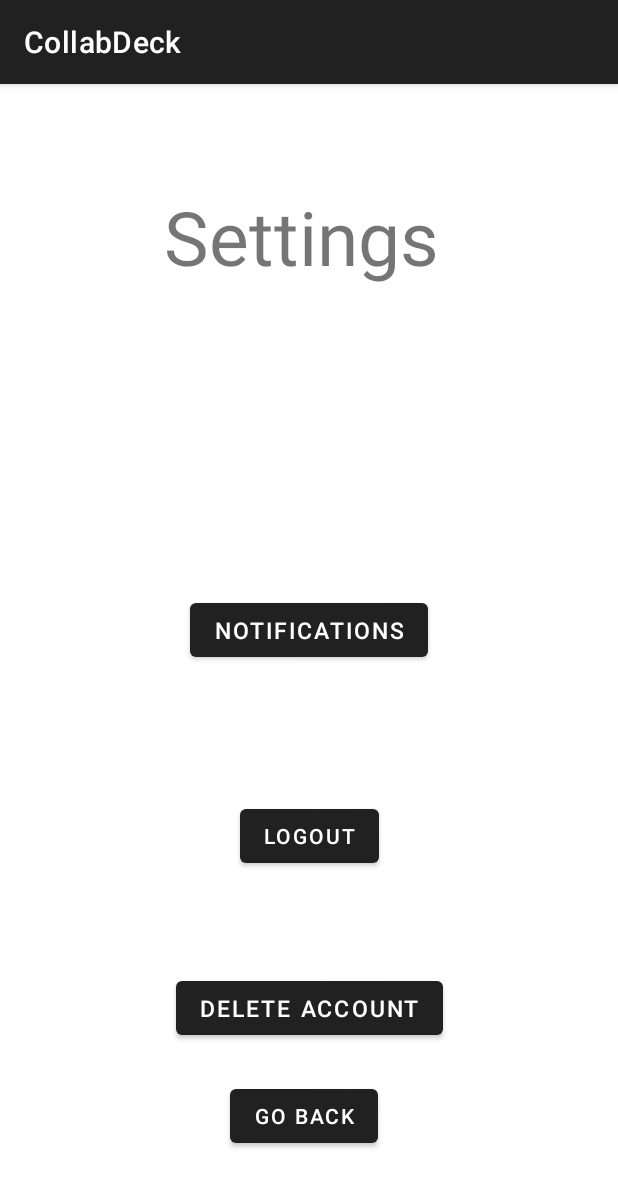
After one commit to I-m-Out-Of-Ideas/CollabDeck, an Android app: the settingsActivity screen opened directly, with no data from a screen before it, on a phone screen of 412 x 824 dp. The commit adds this screen. Shown: the top 1187 px of the screen. Run offline under Robolectric (Android 15) with nearby library versions, the phone set to English and light mode, and no system bars.

Commit message:
added and modified files for settings and account deletion screens

```diff
--- a/app/src/main/java/com/example/testapp/MainActivity.kt
+++ b/app/src/main/java/com/example/testapp/MainActivity.kt
@@ -24,5 +24,11 @@ class MainActivity : AppCompatActivity() {
             startActivity(intent)
         }
 
+        // take user to settings screen
+        findViewById<Button>(R.id.settings_button).setOnClickListener {
+            val intent = Intent(this@MainActivity, settingsActivity::class.java)
+            startActivity(intent)
+        }
+
     }
 }
--- /dev/null
+++ b/app/src/main/java/com/example/testapp/settingsActivity.kt
@@ -0,0 +1,37 @@
+package com.example.testapp
+
+import android.content.Intent
+import androidx.appcompat.app.AppCompatActivity
+import android.os.Bundle
+import android.widget.Button
+
+class settingsActivity : AppCompatActivity() {
+    override fun onCreate(savedInstanceState: Bundle?) {
+        super.onCreate(savedInstanceState)
+        setContentView(R.layout.activity_settings)
+
+        // TODO: work on implementing push notifications
+
+        // send user to logout confirmation screen
+        findViewById<Button>(R.id.logout_button).setOnClickListener {
+            val intent = Intent(this@settingsActivity, logoutConfirmationActivity::class.java)
+            startActivity(intent)
+        }
+
+        // send user to delete account confirmation screen
+        findViewById<Button>(R.id.delete_account_button).setOnClickListener {
+            val intent = Intent(this@settingsActivity, deleteAccountActivity::class.java)
+            startActivity(intent)
+        }
+
+        // send user to previous screen
+        findViewById<Button>(R.id.go_back_button).setOnClickListener {
+            val intent = Intent(this@settingsActivity, MainActivity::class.java)
+            startActivity(intent)
+        }
+
+
+
+
+    }
+}
--- /dev/null
+++ b/app/src/main/res/layout/activity_settings.xml
@@ -0,0 +1,65 @@
+<?xml version="1.0" encoding="utf-8"?>
+<androidx.constraintlayout.widget.ConstraintLayout xmlns:android="http://schemas.android.com/apk/res/android"
+    xmlns:app="http://schemas.android.com/apk/res-auto"
+    xmlns:tools="http://schemas.android.com/tools"
+    android:layout_width="match_parent"
+    android:layout_height="match_parent"
+    tools:context=".settingsActivity">
+
+    <TextView
+        android:id="@+id/textView2"
+        android:layout_width="193dp"
+        android:layout_height="68dp"
+        android:layout_marginTop="68dp"
+        android:text="Settings"
+        android:textSize="50sp"
+        app:layout_constraintEnd_toEndOf="parent"
+        app:layout_constraintStart_toStartOf="parent"
+        app:layout_constraintTop_toTopOf="parent" />
+
+    <Button
+        android:id="@+id/notifications_button"
+        android:layout_width="wrap_content"
+        android:layout_height="wrap_content"
+        android:layout_marginTop="204dp"
+        android:text="Notifications"
+        android:textSize="15sp"
+        app:layout_constraintEnd_toEndOf="parent"
+        app:layout_constraintStart_toStartOf="parent"
+        app:layout_constraintTop_toBottomOf="@+id/textView2" />
+
+    <Button
+        android:id="@+id/logout_button"
+        android:layout_width="wrap_content"
+        android:layout_height="wrap_content"
+        android:text="Logout"
+        app:layout_constraintBottom_toTopOf="@+id/delete_account_button"
+        app:layout_constraintEnd_toEndOf="parent"
+        app:layout_constraintStart_toStartOf="parent"
+        app:layout_constraintTop_toBottomOf="@+id/notifications_button"
+        app:layout_constraintVertical_bias="0.574" />
+
+    <Button
+        android:id="@+id/delete_account_button"
+        android:layout_width="wrap_content"
+        android:layout_height="wrap_content"
+        android:layout_marginBottom="24dp"
+        android:text="Delete Account"
+        android:textSize="15sp"
+        app:layout_constraintBottom_toTopOf="@+id/go_back_button"
+        app:layout_constraintEnd_toEndOf="parent"
+        app:layout_constraintStart_toStartOf="parent" />
+
+    <Button
+        android:id="@+id/go_back_button"
+        android:layout_width="wrap_content"
+        android:layout_height="wrap_content"
+        android:layout_marginBottom="56dp"
+        android:text="Go Back"
+        app:layout_constraintBottom_toBottomOf="parent"
+        app:layout_constraintEnd_toEndOf="parent"
+        app:layout_constraintHorizontal_bias="0.49"
+        app:layout_constraintStart_toStartOf="parent" />
+
+
+</androidx.constraintlayout.widget.ConstraintLayout>
```
Also changed, not shown: app/src/main/AndroidManifest.xml (+16 -1 lines), app/src/main/java/com/example/testapp/deleteAccountActivity.kt (added, +31 -0 lines), app/src/main/res/layout/activity_delete_account.xml (added, +61 -0 lines).
